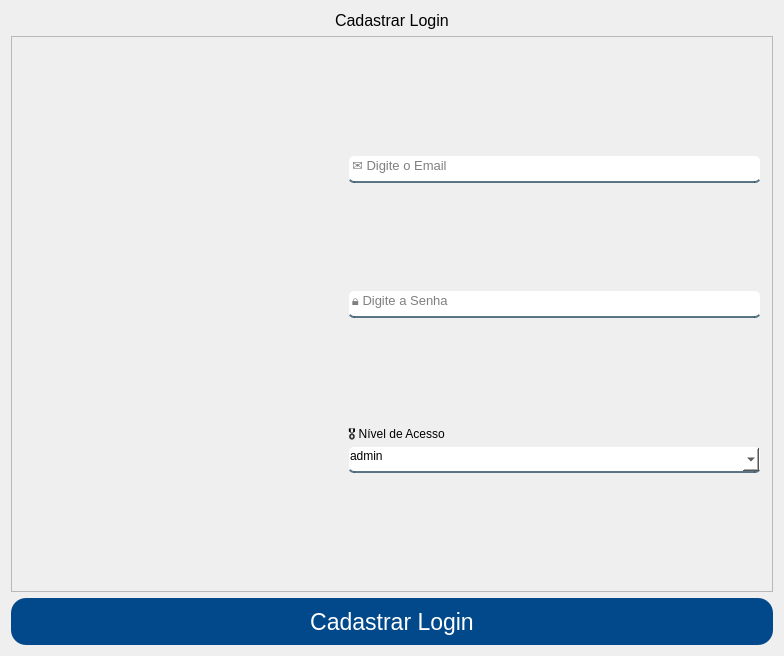
Before: the Qt Designer form App/view/ui/cadastroLogin.ui in Senac-SOR-ADS/Mapa-de-Sala, drawn with Qt 5.
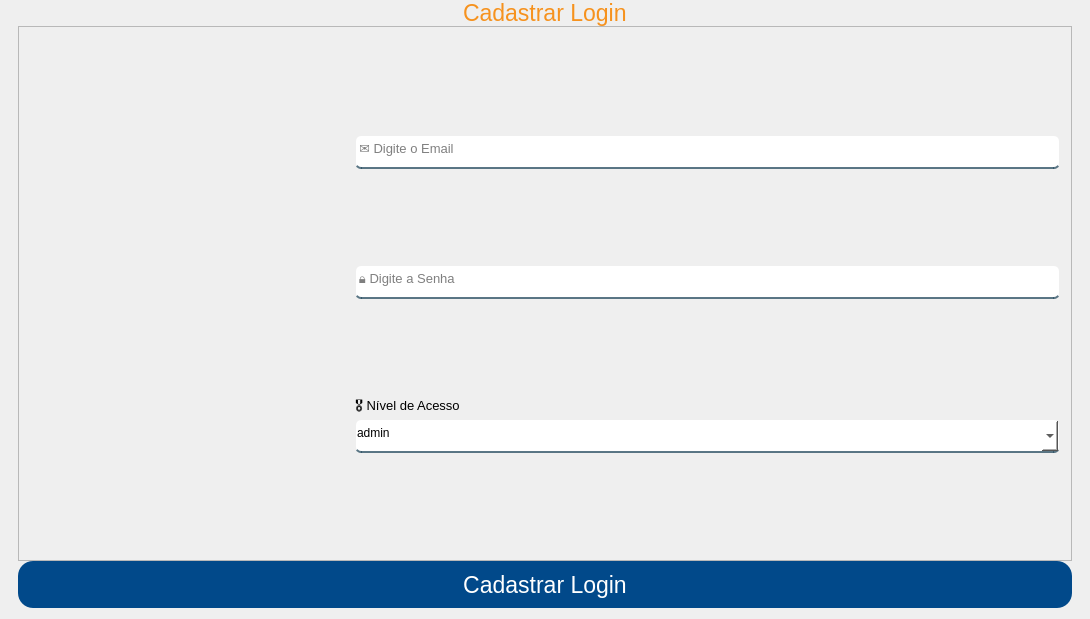
After: the same form once the commit is applied. Icons and pictures are not drawn.

Commit message: arrumando algumas interfaces na parte de castro para responsividade (#191)

```diff
--- a/App/view/ui/cadastroLogin.ui
+++ b/App/view/ui/cadastroLogin.ui
@@ -6,8 +6,8 @@
    <rect>
     <x>0</x>
     <y>0</y>
-    <width>784</width>
-    <height>656</height>
+    <width>1090</width>
+    <height>619</height>
    </rect>
   </property>
   <property name="windowTitle">
@@ -44,14 +44,48 @@
 
 #respostas {
 	color: red;
+}
+
+#titulo {
+	color: #f6921e;
 }</string>
   </property>
   <layout class="QVBoxLayout" name="verticalLayout">
-   <item alignment="Qt::AlignHCenter|Qt::AlignTop">
-    <widget class="QLabel" name="label">
+   <property name="spacing">
+    <number>0</number>
+   </property>
+   <property name="leftMargin">
+    <number>0</number>
+   </property>
+   <property name="topMargin">
+    <number>0</number>
+   </property>
+   <property name="rightMargin">
+    <number>0</number>
+   </property>
+   <item alignment="Qt::AlignHCenter">
+    <widget class="QWidget" name="widget_2" native="true">
+     <layout class="QVBoxLayout" name="verticalLayout_4">
+      <property name="spacing">
+       <number>0</number>
+      </property>
+      <property name="leftMargin">
+       <number>0</number>
+      </property>
+      <property name="topMargin">
+       <number>0</number>
+      </property>
+      <property name="rightMargin">
+       <number>0</number>
+      </property>
+      <property name="bottomMargin">
+       <number>0</number>
+      </property>
+      <item alignment="Qt::AlignHCenter">
+       <widget class="QLabel" name="titulo">
      <property name="font">
       <font>
-       <pointsize>12</pointsize>
+          <pointsize>17</pointsize>
       </font>
      </property>
      <property name="text">
@@ -90,7 +124,7 @@
        <number>11</number>
       </property>
       <item>
-       <widget class="QWidget" name="widget_2" native="true">
+          <widget class="QWidget" name="widget_3" native="true">
         <layout class="QVBoxLayout" name="verticalLayout_2">
          <item>
           <widget class="QLabel" name="label_2">
@@ -152,8 +186,14 @@
           <widget class="QLineEdit" name="email">
            <property name="minimumSize">
             <size>
-             <width>0</width>
-             <height>10</height>
+                <width>705</width>
+                <height>34</height>
+               </size>
+              </property>
+              <property name="maximumSize">
+               <size>
+                <width>705</width>
+                <height>34</height>
             </size>
            </property>
            <property name="font">
@@ -186,8 +226,14 @@
           <widget class="QLineEdit" name="senha">
            <property name="minimumSize">
             <size>
-             <width>0</width>
-             <height>10</height>
+                <width>705</width>
+                <height>34</height>
+               </size>
+              </property>
+              <property name="maximumSize">
+               <size>
+                <width>705</width>
+                <height>34</height>
             </size>
            </property>
            <property name="font">
@@ -215,6 +261,11 @@
          </item>
          <item>
           <widget class="QLabel" name="label_3">
+              <property name="font">
+               <font>
+                <pointsize>10</pointsize>
+               </font>
+              </property>
            <property name="text">
             <string>🎖 Nível de Acesso</string>
            </property>
@@ -222,6 +273,18 @@
          </item>
          <item>
           <widget class="QComboBox" name="nivelAcesso">
+              <property name="minimumSize">
+               <size>
+                <width>705</width>
+                <height>34</height>
+               </size>
+              </property>
+              <property name="maximumSize">
+               <size>
+                <width>705</width>
+                <height>34</height>
+               </size>
+              </property>
            <property name="cursor">
             <cursorShape>PointingHandCursor</cursorShape>
            </property>
@@ -281,6 +344,9 @@
      <property name="text">
       <string>Cadastrar Login</string>
      </property>
+       </widget>
+      </item>
+     </layout>
     </widget>
    </item>
   </layout>
```
Left out of the diff: 2 changed lines with no effect on the pictures. Lines whose indentation alone changed are shown as unchanged. The commit also changes 4 other files.
